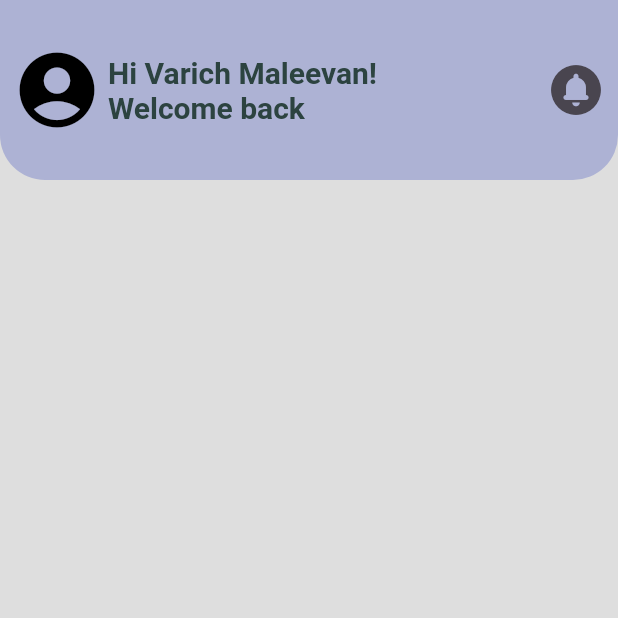
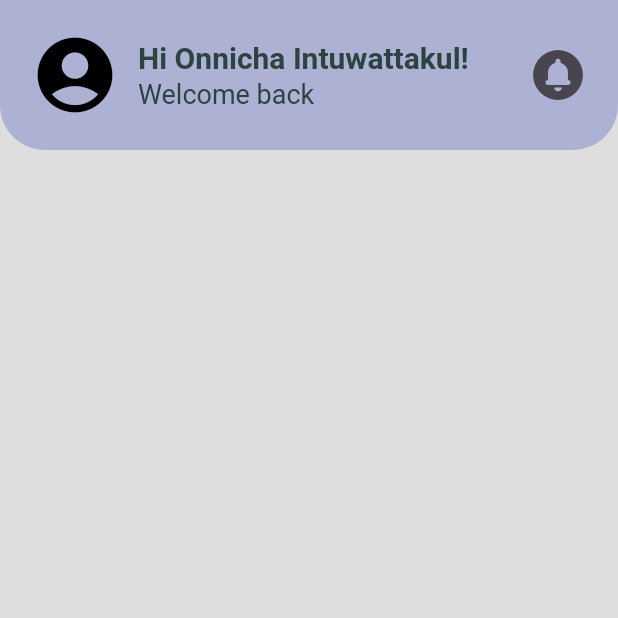
Before and after one commit to ttaaeee69/Freshly, a Flutter app: the screen it shows after launch, on a phone screen of 412 x 824 dp, the top half of it. Run offline on Flutter 3.47's test engine with Material 3 defaults, Android fonts, the light colour scheme and no system bars; our stand-ins replace hexcolor.

Commit message:
Fix AppBar

```diff
--- a/freshly/lib/main.dart
+++ b/freshly/lib/main.dart
@@ -20,14 +20,13 @@ class Freshly extends StatelessWidget {
         appBarTheme: AppBarTheme(
           backgroundColor: HexColor('#ADB2D4'),
           titleTextStyle: TextStyle(
-            color: Color(0xFF2C4340),
-            fontSize: 20,
-            fontWeight: FontWeight.bold,
+            color: HexColor("#2C4340"),
           ),
         ),
         textTheme: TextTheme(
           bodyLarge: TextStyle(color: Color(0xFF2C4340)),
           bodyMedium: TextStyle(color: Color(0xFF2C4340)),
+          bodySmall: TextStyle(color: Color(0xFF2C4340)),
         ),
       ),
       home: const HomePage(),
--- a/freshly/lib/pages/home_page.dart
+++ b/freshly/lib/pages/home_page.dart
@@ -8,7 +8,7 @@ class HomePage extends StatelessWidget {
   Widget build(BuildContext context) {
     return Scaffold(
       appBar: AppBar(
-        toolbarHeight: 120,
+        toolbarHeight: 100,
         shape: const RoundedRectangleBorder(
           borderRadius: BorderRadius.only(
             bottomLeft: Radius.circular(30),
@@ -16,29 +16,43 @@ class HomePage extends StatelessWidget {
           ),
         ),
         leading: IconButton(
+          icon: const Icon(
+            Icons.account_circle_rounded,
+            size: 60,
+            color: Colors.black,
+          ),
           onPressed: () {},
-          icon: const Icon(Icons.account_circle_rounded,
-              size: 60, color: Colors.black),
+          padding: const EdgeInsets.only(left: 20),
         ),
         centerTitle: false,
-        title: Column(
+        title: Padding(
+          padding: const EdgeInsets.only(left: 20),
+          child: Column(
             crossAxisAlignment: CrossAxisAlignment.start,
+            spacing: 2.0,
             children: [
               Text(
-              "Hi Varich Maleevan!",
+                "Hi Onnicha Intuwattakul!",
                 style: TextStyle(
                   fontSize: 20,
                   fontWeight: FontWeight.bold,
-                color: HexColor("#2C4340"),
                 ),
               ),
-            const Text("Welcome back"),
+              const Text(
+                "Welcome back",
+                style: TextStyle(
+                  fontSize: 18,
+                  fontWeight: FontWeight.w400,
+                ),
+              ),
             ],
+          ),
         ),
         actions: [
           IconButton(
+            icon: const Icon(Icons.circle_notifications_rounded, size: 40),
             onPressed: () {},
-            icon: const Icon(Icons.circle_notifications_rounded, size: 40),
+            padding: const EdgeInsets.only(right: 20),
           ),
         ],
       ),
```
Lines whose indentation alone changed are shown as unchanged.
